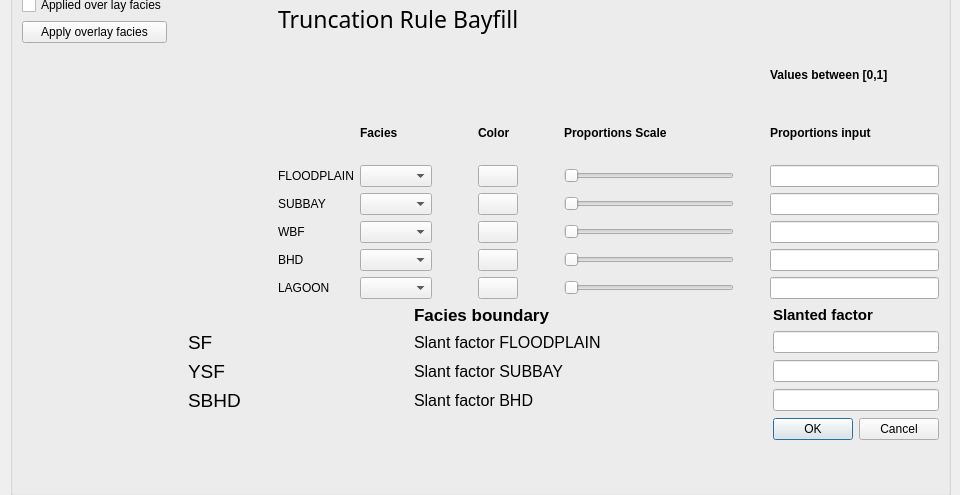
equinor/APS-Facies, file ui/TruncRuleTypeBayfill.ui: the form before one commit.
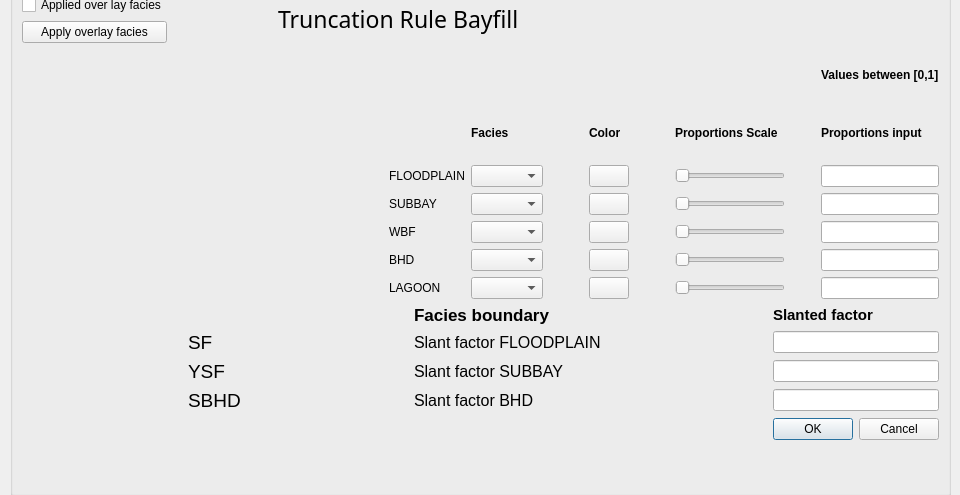
The form after the commit. Custom widgets are drawn as their Qt base class.

Diff of the .ui file:
```diff
--- a/ui/TruncRuleTypeBayfill.ui
+++ b/ui/TruncRuleTypeBayfill.ui
@@ -224,122 +224,122 @@
       </item>
       <item row="2" column="1">
        <layout class="QGridLayout" name="layout_facies_proportions">
-        <item row="3" column="0">
+        <item row="4" column="8">
+         <widget class="QLineEdit" name="m_edit_proportion_subbay"/>
+        </item>
+        <item row="5" column="6">
+         <widget class="QSlider" name="m_slider_WBF">
+          <property name="orientation">
+           <enum>Qt::Horizontal</enum>
+          </property>
+         </widget>
+        </item>
+        <item row="3" column="1">
          <widget class="QLabel" name="label_floodplain">
           <property name="text">
            <string>FLOODPLAIN</string>
           </property>
          </widget>
         </item>
-        <item row="3" column="1">
+        <item row="3" column="2">
          <widget class="QComboBox" name="m_choose_floodplain"/>
         </item>
-        <item row="3" column="3">
+        <item row="3" column="4">
          <widget class="QPushButton" name="m_color_button_floodplain"/>
         </item>
-        <item row="3" column="5">
+        <item row="3" column="6">
          <widget class="QSlider" name="m_slider_floodplain">
           <property name="orientation">
            <enum>Qt::Horizontal</enum>
           </property>
          </widget>
         </item>
-        <item row="3" column="7">
+        <item row="3" column="8">
          <widget class="QLineEdit" name="m_edit_proportion_floodplain"/>
         </item>
-        <item row="4" column="0">
+        <item row="4" column="4">
+         <widget class="QPushButton" name="m_color_button_subbay"/>
+        </item>
+        <item row="4" column="2">
+         <widget class="QComboBox" name="m_choose_subbay"/>
+        </item>
+        <item row="4" column="1">
          <widget class="QLabel" name="label_subbay">
           <property name="text">
            <string>SUBBAY</string>
           </property>
          </widget>
         </item>
-        <item row="4" column="1">
-         <widget class="QComboBox" name="m_choose_subbay"/>
-        </item>
-        <item row="4" column="3">
-         <widget class="QPushButton" name="m_color_button_subbay"/>
-        </item>
-        <item row="4" column="5">
+        <item row="4" column="6">
          <widget class="QSlider" name="m_slider_subbay">
           <property name="orientation">
            <enum>Qt::Horizontal</enum>
           </property>
          </widget>
         </item>
-        <item row="4" column="7">
-         <widget class="QLineEdit" name="m_edit_proportion_subbay"/>
-        </item>
-        <item row="5" column="0">
-         <widget class="QLabel" name="label_WBF">
-          <property name="text">
-           <string>WBF</string>
-          </property>
-         </widget>
-        </item>
-        <item row="5" column="1">
+        <item row="5" column="2">
          <widget class="QComboBox" name="m_choose_WBF"/>
         </item>
-        <item row="5" column="3">
+        <item row="5" column="4">
          <widget class="QPushButton" name="m_color_button_WBF"/>
         </item>
-        <item row="5" column="5">
-         <widget class="QSlider" name="m_slider_WBF">
-          <property name="orientation">
-           <enum>Qt::Horizontal</enum>
+        <item row="5" column="1">
+         <widget class="QLabel" name="label_WBF">
+          <property name="text">
+           <string>WBF</string>
           </property>
          </widget>
         </item>
-        <item row="5" column="7">
+        <item row="5" column="8">
          <widget class="QLineEdit" name="m_edit_proportion_WBF"/>
         </item>
-        <item row="6" column="0">
-         <widget class="QLabel" name="label_BHD_2">
-          <property name="text">
-           <string>BHD</string>
-          </property>
-         </widget>
-        </item>
-        <item row="6" column="1">
+        <item row="6" column="2">
          <widget class="QComboBox" name="m_choose_BHD"/>
         </item>
-        <item row="6" column="3">
+        <item row="6" column="4">
          <widget class="QPushButton" name="m_color_button_BHD"/>
         </item>
-        <item row="6" column="5">
-         <widget class="QSlider" name="m_slider_BHD">
-          <property name="orientation">
-           <enum>Qt::Horizontal</enum>
+        <item row="6" column="1">
+         <widget class="QLabel" name="label_BHD_2">
+          <property name="text">
+           <string>BHD</string>
           </property>
          </widget>
         </item>
-        <item row="6" column="7">
+        <item row="6" column="8">
          <widget class="QLineEdit" name="m_edit_proportion_BHD"/>
         </item>
-        <item row="7" column="0">
-         <widget class="QLabel" name="label_lagoon">
-          <property name="text">
-           <string>LAGOON</string>
+        <item row="6" column="6">
+         <widget class="QSlider" name="m_slider_BHD">
+          <property name="orientation">
+           <enum>Qt::Horizontal</enum>
           </property>
          </widget>
         </item>
-        <item row="7" column="1">
+        <item row="7" column="2">
          <widget class="QComboBox" name="m_choose_lagoon"/>
         </item>
-        <item row="7" column="3">
+        <item row="7" column="4">
          <widget class="QPushButton" name="m_color_button_lagoon"/>
         </item>
-        <item row="7" column="5">
-         <widget class="QSlider" name="m_slider_lagoon">
-          <property name="orientation">
-           <enum>Qt::Horizontal</enum>
+        <item row="7" column="1">
+         <widget class="QLabel" name="label_lagoon">
+          <property name="text">
+           <string>LAGOON</string>
           </property>
          </widget>
         </item>
-        <item row="7" column="7">
+        <item row="7" column="8">
          <widget class="QLineEdit" name="m_edit_proportion_lagoon"/>
         </item>
-        <item row="2" column="1">
+        <item row="7" column="6">
+         <widget class="QSlider" name="m_slider_lagoon">
+          <property name="orientation">
+           <enum>Qt::Horizontal</enum>
+          </property>
+         </widget>
+        </item>
+        <item row="2" column="2">
          <widget class="QLabel" name="label_facies">
           <property name="font">
            <font>
@@ -352,7 +352,7 @@
           </property>
          </widget>
         </item>
-        <item row="2" column="3">
+        <item row="2" column="4">
          <widget class="QLabel" name="label_color">
           <property name="font">
            <font>
@@ -365,7 +365,7 @@
           </property>
          </widget>
         </item>
-        <item row="2" column="7">
+        <item row="2" column="8">
          <widget class="QLabel" name="label_proportions_input">
           <property name="font">
            <font>
@@ -378,7 +378,7 @@
           </property>
          </widget>
         </item>
-        <item row="2" column="5">
+        <item row="2" column="6">
          <widget class="QLabel" name="label_proportions_scale">
           <property name="font">
            <font>
@@ -391,7 +391,7 @@
           </property>
          </widget>
         </item>
-        <item row="2" column="2">
+        <item row="2" column="3">
          <spacer name="spacer_facies">
           <property name="orientation">
            <enum>Qt::Horizontal</enum>
@@ -407,7 +407,7 @@
           </property>
          </spacer>
         </item>
-        <item row="2" column="4">
+        <item row="2" column="5">
          <spacer name="spacer_color">
           <property name="orientation">
            <enum>Qt::Horizontal</enum>
@@ -423,7 +423,7 @@
           </property>
          </spacer>
         </item>
-        <item row="1" column="7">
+        <item row="1" column="8">
          <widget class="QLabel" name="label_values_between">
           <property name="font">
            <font>
@@ -436,7 +436,7 @@
           </property>
          </widget>
         </item>
-        <item row="2" column="6">
+        <item row="2" column="7">
          <spacer name="spacer_proportions_scale">
           <property name="orientation">
            <enum>Qt::Horizontal</enum>
@@ -452,6 +452,19 @@
           </property>
          </spacer>
         </item>
+        <item row="4" column="0">
+         <spacer name="horizontalSpacer">
+          <property name="orientation">
+           <enum>Qt::Horizontal</enum>
+          </property>
+          <property name="sizeHint" stdset="0">
+           <size>
+            <width>1</width>
+            <height>20</height>
+           </size>
+          </property>
+         </spacer>
+        </item>
        </layout>
       </item>
       <item row="2" column="0">
```
Left out of the diff: 6 changed lines with no effect on the pictures.
